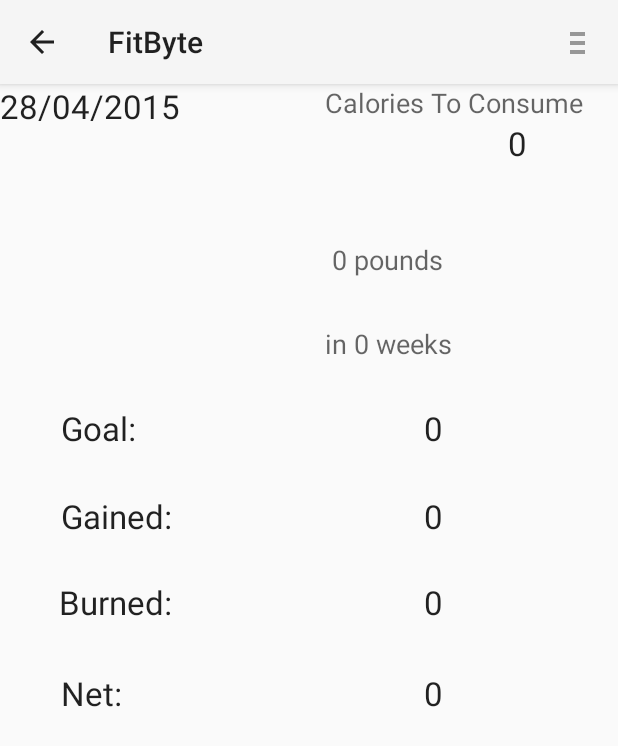
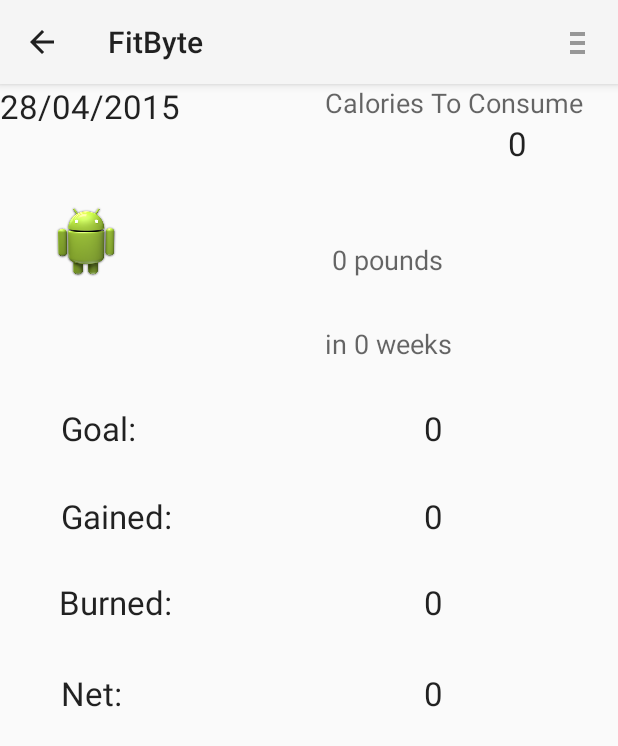
Before and after one commit to pmalavia/FitByte, an Android app: the Homepage screen opened directly, with no data from a screen before it, on a phone screen of 412 x 824 dp. Shown: the top 746 px of the screen. Run offline under Robolectric (Android 15) with nearby library versions, the phone set to English and light mode, and no system bars; 1 statement that could not run was skipped.

Commit message:
Updates
picture on homepage update and information displays correctly to
homepage.

```diff
--- a/app/src/main/java/com/example/fitbyte/fitbyte/Homepage.java
+++ b/app/src/main/java/com/example/fitbyte/fitbyte/Homepage.java
@@ -111,10 +111,10 @@ public class Homepage extends MenuNavigation {
 
         dailyCalGoal.setText( Integer.toString(userInfo.getInt("Caloriegoal", 1))); //tvGoal
 
-        caloriesRemaining.setText(Integer.toString(userInfo.getInt("Caloriegoal", 0) - userInfo.getInt("IntakeValue", 0) - dailyExercises.getInt("dailyExerciseValue", 0)));
+        caloriesRemaining.setText(Integer.toString(userInfo.getInt("Caloriegoal", 0) - (foodLogs.getInt("CaloriesConsumed", 0) + dailyExercises.getInt("dailyExerciseValue", 0))));
         calBurned.setText(Integer.toString(dailyExercises.getInt("dailyExerciseValue", 0)));
         calConsumed.setText(Integer.toString(foodLogs.getInt("CaloriesConsumed",0)));
-        net.setText(Integer.toString(userInfo.getInt("IntakeValue", 0) + dailyExercises.getInt("dailyExerciseValue", 0)));
+        net.setText(Integer.toString(foodLogs.getInt("CaloriesConsumed", 0) + dailyExercises.getInt("dailyExerciseValue", 0)));
         //IntakeValue for the calorie intake, not yet working.
 
         EditProfile editProfile = new EditProfile();
@@ -122,7 +122,7 @@ public class Homepage extends MenuNavigation {
             profilePicture.setImageBitmap(editProfile.bitmap);
         }
         else {
-            profilePicture.setImageBitmap(userInfo1.bitmap);
+            profilePicture.setImageResource(R.drawable.ic_launcher);
         }
 
     }
```
